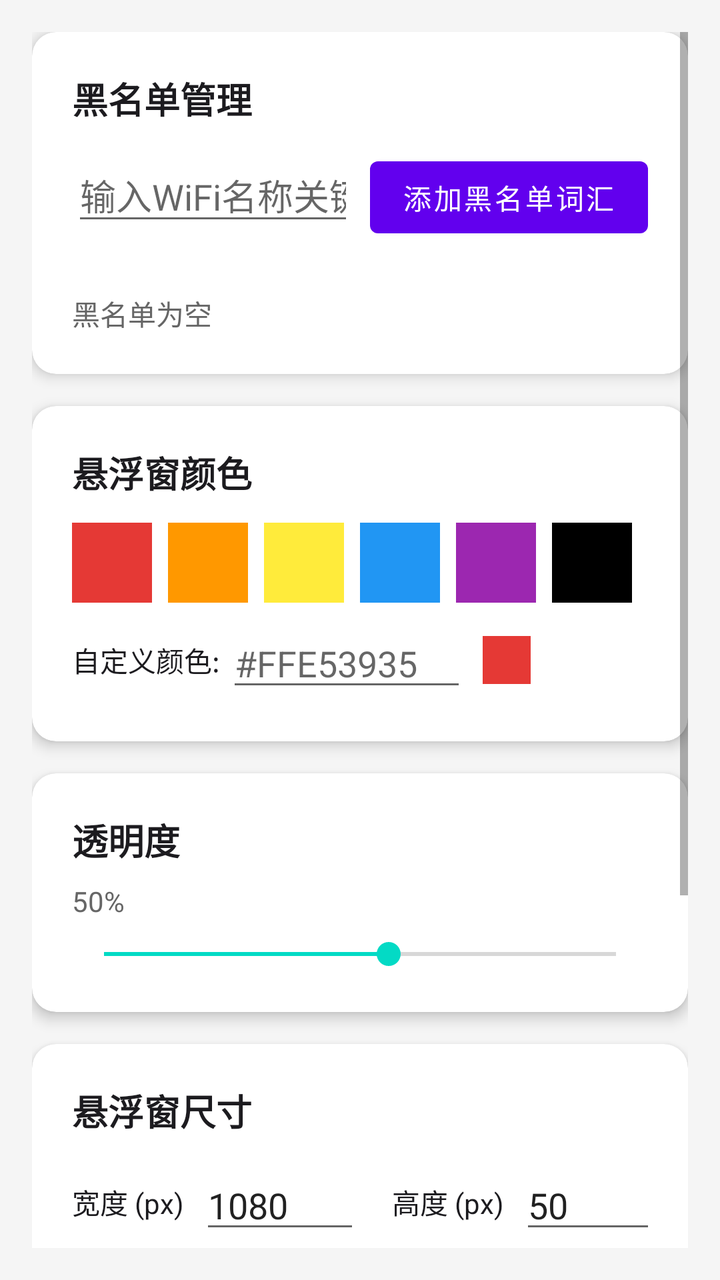
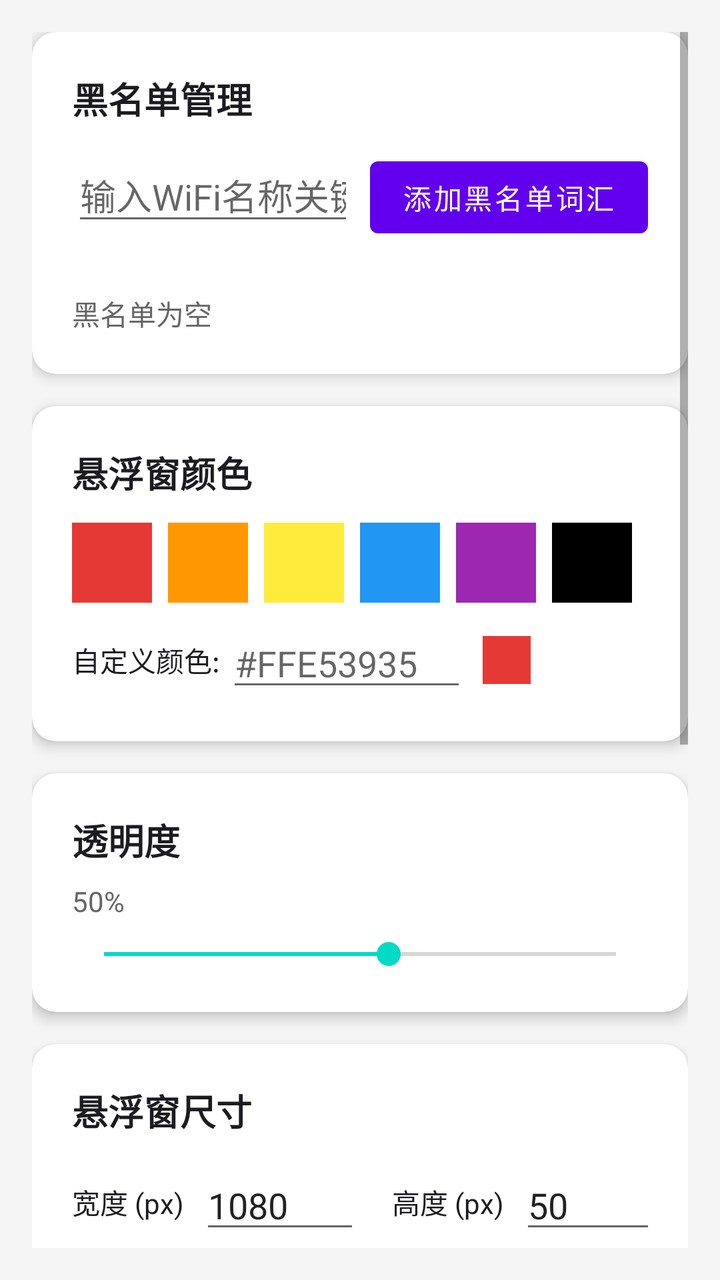

Screens rendered from an Android XML layout before and after an edit, with the pre-edit source and the edit as a unified diff.
<!-- AndroidManifest.xml: application theme Theme.WifiMonitor -->
<!-- res/layout/activity_settings.xml -->
<?xml version="1.0" encoding="utf-8"?>
<ScrollView xmlns:android="http://schemas.android.com/apk/res/android"
    xmlns:app="http://schemas.android.com/apk/res-auto"
    android:layout_width="match_parent"
    android:layout_height="match_parent"
    android:background="@color/background"
    android:padding="16dp">

    <LinearLayout
        android:layout_width="match_parent"
        android:layout_height="wrap_content"
        android:orientation="vertical">

        
        <com.google.android.material.card.MaterialCardView
            android:layout_width="match_parent"
            android:layout_height="wrap_content"
            android:layout_marginBottom="16dp"
            app:cardElevation="4dp"
            app:cardCornerRadius="12dp">

            <LinearLayout
                android:layout_width="match_parent"
                android:layout_height="wrap_content"
                android:orientation="vertical"
                android:padding="20dp">

                <TextView
                    android:layout_width="wrap_content"
                    android:layout_height="wrap_content"
                    android:text="@string/blacklist_management"
                    android:textSize="18sp"
                    android:textStyle="bold"
                    android:textColor="@color/on_surface" />

                <LinearLayout
                    android:layout_width="match_parent"
                    android:layout_height="wrap_content"
                    android:orientation="horizontal"
                    android:layout_marginTop="12dp">

                    <EditText
                        android:id="@+id/et_blacklist"
                        android:layout_width="0dp"
                        android:layout_height="wrap_content"
                        android:layout_weight="1"
                        android:hint="@string/blacklist_hint"
                        android:singleLine="true"
                        android:inputType="text" />

                    <Button
                        android:id="@+id/btn_add_blacklist"
                        android:layout_width="wrap_content"
                        android:layout_height="wrap_content"
                        android:layout_marginStart="8dp"
                        android:text="@string/add_blacklist"
                        style="@style/Widget.MaterialComponents.Button" />
                </LinearLayout>

                <LinearLayout
                    android:id="@+id/ll_blacklist_items"
                    android:layout_width="match_parent"
                    android:layout_height="wrap_content"
                    android:orientation="vertical"
                    android:layout_marginTop="12dp" />

                <TextView
                    android:id="@+id/tv_empty_blacklist"
                    android:layout_width="wrap_content"
                    android:layout_height="wrap_content"
                    android:text="@string/empty_blacklist"
                    android:textColor="@color/text_secondary"
                    android:layout_marginTop="12dp"
                    android:visibility="visible" />
            </LinearLayout>
        </com.google.android.material.card.MaterialCardView>

        
        <com.google.android.material.card.MaterialCardView
            android:layout_width="match_parent"
            android:layout_height="wrap_content"
            android:layout_marginBottom="16dp"
            app:cardElevation="4dp"
            app:cardCornerRadius="12dp">

            <LinearLayout
                android:layout_width="match_parent"
                android:layout_height="wrap_content"
                android:orientation="vertical"
                android:padding="20dp">

                <TextView
                    android:layout_width="wrap_content"
                    android:layout_height="wrap_content"
                    android:text="@string/color_setting"
                    android:textSize="18sp"
                    android:textStyle="bold"
                    android:textColor="@color/on_surface" />

                <LinearLayout
                    android:layout_width="match_parent"
                    android:layout_height="wrap_content"
                    android:orientation="horizontal"
                    android:layout_marginTop="12dp">

                    <View
                        android:id="@+id/color_red"
                        android:layout_width="40dp"
                        android:layout_height="40dp"
                        android:background="#FFE53935"
                        android:clickable="true"
                        android:focusable="true"
                        android:layout_marginEnd="8dp" />

                    <View
                        android:id="@+id/color_orange"
                        android:layout_width="40dp"
                        android:layout_height="40dp"
                        android:background="#FFFF9800"
                        android:clickable="true"
                        android:focusable="true"
                        android:layout_marginEnd="8dp" />

                    <View
                        android:id="@+id/color_yellow"
                        android:layout_width="40dp"
                        android:layout_height="40dp"
                        android:background="#FFFFEB3B"
                        android:clickable="true"
                        android:focusable="true"
                        android:layout_marginEnd="8dp" />

                    <View
                        android:id="@+id/color_blue"
                        android:layout_width="40dp"
                        android:layout_height="40dp"
                        android:background="#FF2196F3"
                        android:clickable="true"
                        android:focusable="true"
                        android:layout_marginEnd="8dp" />

                    <View
                        android:id="@+id/color_purple"
                        android:layout_width="40dp"
                        android:layout_height="40dp"
                        android:background="#FF9C27B0"
                        android:clickable="true"
                        android:focusable="true"
                        android:layout_marginEnd="8dp" />

                    <View
                        android:id="@+id/color_black"
                        android:layout_width="40dp"
                        android:layout_height="40dp"
                        android:background="#FF000000"
                        android:clickable="true"
                        android:focusable="true" />
                </LinearLayout>

                <LinearLayout
                    android:layout_width="match_parent"
                    android:layout_height="wrap_content"
                    android:orientation="horizontal"
                    android:layout_marginTop="8dp"
                    android:gravity="center_vertical">

                    <TextView
                        android:layout_width="wrap_content"
                        android:layout_height="wrap_content"
                        android:text="自定义颜色: "
                        android:textColor="@color/on_surface" />

                    <EditText
                        android:id="@+id/et_custom_color"
                        android:layout_width="120dp"
                        android:layout_height="wrap_content"
                        android:hint="#FFE53935"
                        android:singleLine="true"
                        android:inputType="text" />

                    <View
                        android:id="@+id/v_color_preview"
                        android:layout_width="24dp"
                        android:layout_height="24dp"
                        android:layout_marginStart="8dp"
                        android:background="@color/danger" />
                </LinearLayout>
            </LinearLayout>
        </com.google.android.material.card.MaterialCardView>

        
        <com.google.android.material.card.MaterialCardView
            android:layout_width="match_parent"
            android:layout_height="wrap_content"
            android:layout_marginBottom="16dp"
            app:cardElevation="4dp"
            app:cardCornerRadius="12dp">

            <LinearLayout
                android:layout_width="match_parent"
                android:layout_height="wrap_content"
                android:orientation="vertical"
                android:padding="20dp">

                <TextView
                    android:layout_width="wrap_content"
                    android:layout_height="wrap_content"
                    android:text="@string/opacity_setting"
                    android:textSize="18sp"
                    android:textStyle="bold"
                    android:textColor="@color/on_surface" />

                <TextView
                    android:id="@+id/tv_opacity_value"
                    android:layout_width="wrap_content"
                    android:layout_height="wrap_content"
                    android:text="50%"
                    android:textSize="14sp"
                    android:textColor="@color/text_secondary"
                    android:layout_marginTop="8dp" />

                <SeekBar
                    android:id="@+id/sb_opacity"
                    android:layout_width="match_parent"
                    android:layout_height="wrap_content"
                    android:max="90"
                    android:progress="50"
                    android:layout_marginTop="8dp" />
            </LinearLayout>
        </com.google.android.material.card.MaterialCardView>

        
        <com.google.android.material.card.MaterialCardView
            android:layout_width="match_parent"
            android:layout_height="wrap_content"
            android:layout_marginBottom="16dp"
            app:cardElevation="4dp"
            app:cardCornerRadius="12dp">

            <LinearLayout
                android:layout_width="match_parent"
                android:layout_height="wrap_content"
                android:orientation="vertical"
                android:padding="20dp">

                <TextView
                    android:layout_width="wrap_content"
                    android:layout_height="wrap_content"
                    android:text="@string/size_setting"
                    android:textSize="18sp"
                    android:textStyle="bold"
                    android:textColor="@color/on_surface" />

                <LinearLayout
                    android:layout_width="match_parent"
                    android:layout_height="wrap_content"
                    android:orientation="horizontal"
                    android:layout_marginTop="12dp">

                    <TextView
                        android:layout_width="wrap_content"
                        android:layout_height="wrap_content"
                        android:text="@string/width_label"
                        android:textColor="@color/on_surface"
                        android:layout_gravity="center_vertical"
                        android:layout_marginEnd="8dp" />

                    <EditText
                        android:id="@+id/et_width"
                        android:layout_width="80dp"
                        android:layout_height="wrap_content"
                        android:inputType="number"
                        android:singleLine="true"
                        android:text="1080" />

                    <TextView
                        android:layout_width="wrap_content"
                        android:layout_height="wrap_content"
                        android:text="@string/height_label"
                        android:textColor="@color/on_surface"
                        android:layout_gravity="center_vertical"
                        android:layout_marginStart="16dp"
                        android:layout_marginEnd="8dp" />

                    <EditText
                        android:id="@+id/et_height"
                        android:layout_width="80dp"
                        android:layout_height="wrap_content"
                        android:inputType="number"
                        android:singleLine="true"
                        android:text="50" />
                </LinearLayout>
            </LinearLayout>
        </com.google.android.material.card.MaterialCardView>

        
        <com.google.android.material.card.MaterialCardView
            android:layout_width="match_parent"
            android:layout_height="wrap_content"
            android:layout_marginBottom="16dp"
            app:cardElevation="4dp"
            app:cardCornerRadius="12dp">

            <LinearLayout
                android:layout_width="match_parent"
                android:layout_height="wrap_content"
                android:orientation="vertical"
                android:padding="20dp">

                <TextView
                    android:layout_width="wrap_content"
                    android:layout_height="wrap_content"
                    android:text="@string/position_setting"
                    android:textSize="18sp"
                    android:textStyle="bold"
                    android:textColor="@color/on_surface" />

                <LinearLayout
                    android:layout_width="match_parent"
                    android:layout_height="wrap_content"
                    android:orientation="horizontal"
                    android:layout_marginTop="12dp">

                    <TextView
                        android:layout_width="wrap_content"
                        android:layout_height="wrap_content"
                        android:text="@string/x_position"
                        android:textColor="@color/on_surface"
                        android:layout_gravity="center_vertical"
                        android:layout_marginEnd="8dp" />

                    <EditText
                        android:id="@+id/et_x"
                        android:layout_width="80dp"
                        android:layout_height="wrap_content"
                        android:inputType="number"
                        android:singleLine="true"
                        android:text="0" />

                    <TextView
                        android:layout_width="wrap_content"
                        android:layout_height="wrap_content"
                        android:text="@string/y_position"
                        android:textColor="@color/on_surface"
                        android:layout_gravity="center_vertical"
                        android:layout_marginStart="16dp"
                        android:layout_marginEnd="8dp" />

                    <EditText
                        android:id="@+id/et_y"
                        android:layout_width="80dp"
                        android:layout_height="wrap_content"
                        android:inputType="number"
                        android:singleLine="true"
                        android:text="0" />
                </LinearLayout>
            </LinearLayout>
        </com.google.android.material.card.MaterialCardView>

        
        <Button
            android:id="@+id/btn_save"
            android:layout_width="match_parent"
            android:layout_height="wrap_content"
            android:text="@string/save_settings"
            style="@style/Widget.MaterialComponents.Button" />

        <Button
            android:id="@+id/btn_preview"
            android:layout_width="match_parent"
            android:layout_height="wrap_content"
            android:layout_marginTop="12dp"
            android:text="@string/preview"
            style="@style/Widget.MaterialComponents.Button.OutlinedButton" />

    </LinearLayout>
</ScrollView>
<!-- resources referenced by this layout -->
<resources>
  <color name="background">#FFF5F5F5</color>
  <color name="danger">#FFE53935</color>
  <color name="on_surface">#FF1C1B1F</color>
  <color name="text_secondary">#FF666666</color>
  <string name="add_blacklist">添加黑名单词汇</string>
  <string name="blacklist_hint">输入WiFi名称关键词</string>
  <string name="blacklist_management">黑名单管理</string>
  <string name="color_setting">悬浮窗颜色</string>
  <string name="empty_blacklist">黑名单为空</string>
  <string name="height_label">高度 (px)</string>
  <string name="opacity_setting">透明度</string>
  <string name="position_setting">悬浮窗位置</string>
  <string name="preview">预览悬浮窗</string>
  <string name="save_settings">保存设置</string>
  <string name="size_setting">悬浮窗尺寸</string>
  <string name="width_label">宽度 (px)</string>
  <string name="x_position">X 坐标</string>
  <string name="y_position">Y 坐标</string>
  <style name="Theme.WifiMonitor" parent="Theme.MaterialComponents.DayNight.DarkActionBar">
          <item name="colorPrimary">@color/primary</item>
          <item name="colorPrimaryVariant">@color/primary_dark</item>
          <item name="colorOnPrimary">#FFFFFFFF</item>
          <item name="colorSecondary">@color/accent</item>
          <item name="colorSecondaryVariant">@color/accent</item>
          <item name="android:statusBarColor">@color/primary_dark</item>
      </style>
  <color name="primary">#FF6200EE</color>
  <color name="primary_dark">#FF3700B3</color>
  <color name="accent">#FF03DAC5</color>
</resources>

<!-- the commit's change to res/layout/activity_settings.xml (unified diff, before → after) -->
@@ -358,6 +358,46 @@
         </com.google.android.material.card.MaterialCardView>
 
         
+        <com.google.android.material.card.MaterialCardView
+            android:layout_width="match_parent"
+            android:layout_height="wrap_content"
+            android:layout_marginBottom="16dp"
+            app:cardElevation="4dp"
+            app:cardCornerRadius="12dp">
+
+            <LinearLayout
+                android:layout_width="match_parent"
+                android:layout_height="wrap_content"
+                android:orientation="vertical"
+                android:padding="20dp">
+
+                <TextView
+                    android:layout_width="wrap_content"
+                    android:layout_height="wrap_content"
+                    android:text="@string/battery_opt_title"
+                    android:textSize="18sp"
+                    android:textStyle="bold"
+                    android:textColor="@color/on_surface" />
+
+                <TextView
+                    android:layout_width="match_parent"
+                    android:layout_height="wrap_content"
+                    android:text="@string/battery_opt_desc"
+                    android:textSize="14sp"
+                    android:textColor="@color/text_secondary"
+                    android:layout_marginTop="8dp" />
+
+                <com.google.android.material.button.MaterialButton
+                    android:id="@+id/btn_battery_opt"
+                    android:layout_width="match_parent"
+                    android:layout_height="wrap_content"
+                    android:layout_marginTop="12dp"
+                    android:text="@string/battery_opt_request"
+                    style="@style/Widget.MaterialComponents.Button.OutlinedButton" />
+            </LinearLayout>
+        </com.google.android.material.card.MaterialCardView>
+
+        
         <Button
             android:id="@+id/btn_save"
             android:layout_width="match_parent"
<!-- resource entries referenced after the edit -->
@@ -5,6 +5,9 @@
   <color name="on_surface">#FF1C1B1F</color>
   <color name="text_secondary">#FF666666</color>
   <string name="add_blacklist">添加黑名单词汇</string>
+  <string name="battery_opt_desc">允许后系统不会在后台限制本应用运行，提高服务存活率</string>
+  <string name="battery_opt_request">允许后台运行（申请电池优化豁免）</string>
+  <string name="battery_opt_title">电池优化豁免</string>
   <string name="blacklist_hint">输入WiFi名称关键词</string>
   <string name="blacklist_management">黑名单管理</string>
   <string name="color_setting">悬浮窗颜色</string>
